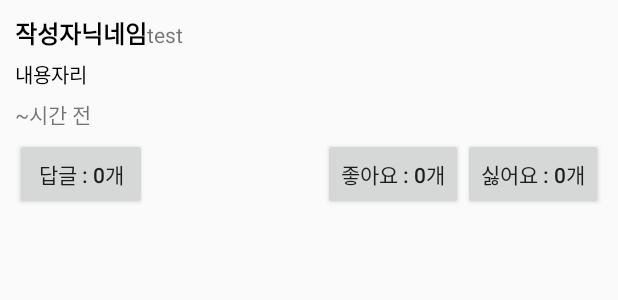
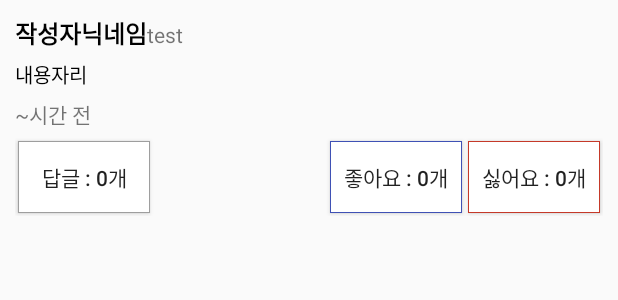
Before and after one commit to jsdev2013/APIPractice_20200615, an Android app: the layout topic_reply_list_item.xml on its own in the app's theme, with its tools: preview values and no code run, on a phone screen of 412 x 824 dp. Shown: the top 300 px of the screen. Run offline under Robolectric (Android 15) with nearby library versions, the phone set to English and light mode, and no system bars.

Commit message:
회색/파랑/빨강 테두리 추가

```diff
--- a/app/src/main/java/com/jisu/apipractice_20200615/EditReplyActivity.kt
+++ b/app/src/main/java/com/jisu/apipractice_20200615/EditReplyActivity.kt
@@ -13,6 +13,7 @@ import org.json.JSONObject
 
 class EditReplyActivity : BaseActivity() {
 
+    var mTopicId = -1
 
     override fun onCreate(savedInstanceState: Bundle?) {
         super.onCreate(savedInstanceState)
@@ -22,11 +23,6 @@ class EditReplyActivity : BaseActivity() {
     }
 
     override fun setupEvents() {
-
-    }
-
-    override fun setValues() {
-
         // 의견 작성 후 버튼 클릭
         // "정말 의견을 등록하시겠습니까? 한번 의견을 등록하면 투표를 변경할 수 없고, 내용을 수정할 수 없습니다."
         // 확인 누르면, 실제로 의견 등록 처리
@@ -34,19 +30,19 @@ class EditReplyActivity : BaseActivity() {
         postReplyBtn.setOnClickListener {
 
             val content = contentEdt.text.toString()
-            if(content.length < 5) {
-                Toast.makeText(mContext, "의견을 최소 5자 이상 쓰셔야 합니다.", Toast.LENGTH_SHORT).show()
+
+            if (content.length < 5) {
+                Toast.makeText(mContext, "의견은 최소 5자는 되어야 합니다.", Toast.LENGTH_SHORT).show()
                 return@setOnClickListener
             }
 
-            val topic_id = intent.getStringExtra("topicId")
-
-            val alert = AlertDialog.Builder(this)
-            alert.setTitle("의견 등록 확인")
+            val alert = AlertDialog.Builder(mContext)
+            alert.setTitle("의견 등록")
             alert.setMessage("정말 의견을 등록하시겠습니까? 한번 의견을 등록하면 투표를 변경할 수 없고, 내용을 수정할 수 없습니다.")
             alert.setPositiveButton("확인", DialogInterface.OnClickListener { dialog, which ->
 
-                ServerUtil.postRequestTopicReplay(mContext,  topic_id.toInt(), content, object: ServerUtil.JsonResponseHandler{
+                // 서버에 실제 요청
+                ServerUtil.postRequestTopicReplay(mContext, mTopicId, content, object : ServerUtil.JsonResponseHandler {
                     override fun onResponse(json: JSONObject) {
                         val code = json.getInt("code")
                         val message = json.getString("message")
@@ -54,19 +50,23 @@ class EditReplyActivity : BaseActivity() {
                         runOnUiThread {
                             if (code == 200) {
                                 Toast.makeText(mContext, message, Toast.LENGTH_SHORT).show()
+                            } else {
+                                Toast.makeText(mContext, "이미 의견을 등록한 사람입니다.", Toast.LENGTH_SHORT).show()
                             }
                         }
                     }
                 })
+
             })
+            alert.setNegativeButton("취소", null)
+            alert.show()
+        }
+    }
 
-            alert.setNegativeButton("취소", DialogInterface.OnClickListener { dialog, which -> null })
-            alert.show()
-
-            return@setOnClickListener
-        }
+    override fun setValues() {
 
         topicTitleTxt.text = intent.getStringExtra("topicTitle")
         mySideTitleTxt.text = intent.getStringExtra("mySideTitle")
+        mTopicId = intent.getIntExtra("topicId", -1)
     }
 }
--- a/app/src/main/java/com/jisu/apipractice_20200615/ViewTopicDetailActivity.kt
+++ b/app/src/main/java/com/jisu/apipractice_20200615/ViewTopicDetailActivity.kt
@@ -46,7 +46,7 @@ class ViewTopicDetailActivity : BaseActivity() {
             // 선택진영이 있을 때만(투표를 했어야만) 의견 작성 화면 이동
             mTopic.mySideInfo?.let {
                 var myIntent = Intent(mContext, EditReplyActivity::class.java)
-                myIntent.putExtra("topicId", mTopic.id)
+                myIntent.putExtra("topicId", mTopicId) // 질문: topic_id: 2? side_id: 5?
                 myIntent.putExtra("topicTitle", mTopic.title)
                 myIntent.putExtra("mySideTitle", it.title)
                 startActivity(myIntent)
@@ -129,4 +129,11 @@ class ViewTopicDetailActivity : BaseActivity() {
             }
         })
     }
+
+    override fun onResume() {
+        super.onResume()
+        // 화면이 다시 나타날때 마다 => 서버에서 주제 최신으로 갱신.
+        // 제대로 id값을 받아온 경우 => 서버에 해당 토픽 진행상황 조회
+        getTopicDetailFromServer()
+    }
 }
--- a/app/src/main/java/com/jisu/apipractice_20200615/adapters/TopicReplyAdapter.kt
+++ b/app/src/main/java/com/jisu/apipractice_20200615/adapters/TopicReplyAdapter.kt
@@ -1,18 +1,19 @@
 package com.jisu.apipractice_20200615.adapters
 
 import android.content.Context
+import android.os.Handler
+import android.os.Looper
 import android.view.LayoutInflater
 import android.view.View
 import android.view.ViewGroup
-import android.widget.*
-import com.bumptech.glide.Glide
+import android.widget.ArrayAdapter
+import android.widget.Button
+import android.widget.TextView
 import com.jisu.apipractice_20200615.R
-import com.jisu.apipractice_20200615.datas.Topic
 import com.jisu.apipractice_20200615.datas.TopicReply
 import com.jisu.apipractice_20200615.utils.ServerUtil
 import org.json.JSONObject
 import java.text.SimpleDateFormat
-import java.util.*
 
 class TopicReplyAdapter(
     val mContext:Context,
@@ -44,30 +45,48 @@ class TopicReplyAdapter(
 
         replyNickNameTxt.text = data.writer.nickname
         replyContentTxt.text = data.content
-        replyBtn.text = "답글 : ${data.replyCnt.toString()}개"
-        likeBtn.text = "좋아요 : ${data.likeCtn.toString()}개"
-        dislikeBtn.text = "싫어요 : ${data.dislikeCtn.toString()}개"
+
+        //  선택 진영 정보 반영
         selectedSideTitleTxt.text = "(${data.selectedSide.title})"
 
         val sdf = SimpleDateFormat("M월 d일 a h시 m분")
 
         replyTimeTxt.text = sdf.format(data.createdAt.time)
 
+        // 좋아요 / 싫어요 / 답글 갯수 표시
+        replyBtn.text = "답글 : ${data.replyCount.toString()}개"
+        likeBtn.text = "좋아요 : ${data.likeCount.toString()}개"
+        dislikeBtn.text = "싫어요 : ${data.dislikeCount.toString()}개"
+
         // 좋아요, 싫어요 클릭 이벤트
-        val likeOrDislistEvent = View.OnClickListener {
+        val likeOrDislikeEvent = View.OnClickListener {
             // 좋아요를 누르면 is_like - true
             // 싫어요를 누르면 is_like - false
             val isLike = it.id == R.id.likeBtn
 
-            ServerUtil.postRequestTopicReplyLike(mContext,  data.id, isLike, object: ServerUtil.JsonResponseHandler{
+            ServerUtil.postRequestReplyLikeOrDislike(mContext,  data.id, isLike, object: ServerUtil.JsonResponseHandler{
                 override fun onResponse(json: JSONObject) {
+                    // 목록을 뿌릴때 쓰는 data와 이름이 겹쳐서 변경 (dataObj) => data도 활용 예정
+                    val dataObj = json.getJSONObject("data")
+                    val reply = dataObj.getJSONObject("reply")
 
+                    // data변수 내부 값중 좋아요 /싫어요 갯수 변경
+                    data.likeCount = reply.getInt("like_count")
+                    data.dislikeCount = reply.getInt("dislike_count")
+
+                    // 리스트뷰에 뿌려지는 데이터에 내용 변경 => notifyDataSetChanged 필요
+                    // 어댑터변수.notify~ 실행. 어댑터변수 X.
+                    // 어댑터 내부에서는 직접 새로고침 가능 => runOnUiThread 필요
+                    // runUiThread 대체재
+                    Handler(Looper.getMainLooper()).post {
+                        notifyDataSetChanged()
+                    }
                 }
             })
         }
 
-        likeBtn.setOnClickListener(likeOrDislistEvent)
-        dislikeBtn.setOnClickListener(likeOrDislistEvent)
+        likeBtn.setOnClickListener(likeOrDislikeEvent)
+        dislikeBtn.setOnClickListener(likeOrDislikeEvent)
 
 //        완성된 row를 리스트뷰의 재료로 리턴
         return row
--- a/app/src/main/java/com/jisu/apipractice_20200615/datas/TopicReply.kt
+++ b/app/src/main/java/com/jisu/apipractice_20200615/datas/TopicReply.kt
@@ -12,14 +12,18 @@ class TopicReply {
     var sideId = 0
     var userId = 0
 
-    var likeCtn = 0
-    var dislikeCtn = 0
-    var replyCnt = 0
+    //  좋아요 / 싫어요 / 답글 갯수
+    var likeCount = 0
+    var dislikeCount = 0
+    var replyCount = 0
 
     lateinit var writer: User
 
     // 의견이 어떤 진영을 옹호하는지
     lateinit var selectedSide: TopicSide
+
+    var isMyLike = false
+    var isMyDislike = false
 
     // 속성일시를 시간 형태로 저장 변수 => 기본값: 현재일시
     val createdAt = Calendar.getInstance()
@@ -33,12 +37,6 @@ class TopicReply {
             tr.topicId = json.getInt("topic_id")
             tr.sideId = json.getInt("side_id")
             tr.userId = json.getInt("user_id")
-            tr.likeCtn = json.getInt("like_count")
-            tr.dislikeCtn = json.getInt("dislike_count")
-            tr.replyCnt = json.getInt("reply_count")
-
-            // 선택진영 정보 파싱 => selected_side JSON => topicSide 전화
-            tr.selectedSide = TopicSide.getTopicSideFromJson(json.getJSONObject("selected_side"))
 
             val userObject = json.getJSONObject("user")
             tr.writer = User.getUserFromJson(userObject)
@@ -54,6 +52,17 @@ class TopicReply {
             val timeOffset = myPhoneTimeZone.rawOffset / 1000 / 60 / 60
             tr.createdAt.add(Calendar.HOUR, timeOffset)
 
+            //  좋아요 / 싫어요 / 답글 갯수를 추가 파싱 => 목록 화면에 반영
+            tr.likeCount = json.getInt("like_count")
+            tr.dislikeCount = json.getInt("dislike_count")
+            tr.replyCount = json.getInt("reply_count")
+
+            // 선택진영 정보 파싱 => selected_side JSON => topicSide 전화
+            tr.selectedSide = TopicSide.getTopicSideFromJson(json.getJSONObject("selected_side"))
+
+            tr.isMyLike = json.getBoolean("my_like")
+            tr.isMyDislike = json.getBoolean("my_dislike")
+
             return tr
         }
     }
--- a/app/src/main/java/com/jisu/apipractice_20200615/utils/ServerUtil.kt
+++ b/app/src/main/java/com/jisu/apipractice_20200615/utils/ServerUtil.kt
@@ -304,6 +304,8 @@ class ServerUtil {
             val client = OkHttpClient()
             val urlString = "${BASE_URL}/topic_reply"
 
+            Log.d("formData topicId 내용", topicId.toString()) // test: topicId 내용: 4
+
             val formData = FormBody.Builder()
                 .add("topic_id", topicId.toString())
                 .add("content", content)
@@ -330,7 +332,7 @@ class ServerUtil {
         }
 
         //        의견/답글에 대한 좋아요, 싫어요 기능을 post 로 요청하는 함수
-        fun postRequestTopicReplyLike(context:Context, replyId:Int, isLike:Boolean, handler: JsonResponseHandler?) {
+        fun postRequestReplyLikeOrDislike(context:Context, replyId:Int, isLike:Boolean, handler: JsonResponseHandler?) {
 
             val client = OkHttpClient()
             val urlString = "${BASE_URL}/topic_reply_like"
--- /dev/null
+++ b/app/src/main/res/drawable/blue_border_box.xml
@@ -0,0 +1,61 @@
+<?xml version="1.0" encoding="utf-8"?>
+<selector xmlns:android="http://schemas.android.com/apk/res/android">
+
+    <item
+        android:state_pressed="false">
+
+        <layer-list>
+            <item>
+                <shape
+                    android:shape="rectangle">
+                    <solid
+                        android:color="@color/indigo"/>
+                </shape>
+            </item>
+
+            <item
+                android:top="1dp"
+                android:left="1dp"
+                android:right="1dp"
+                android:bottom="1dp">
+                <shape
+                    android:shape="rectangle">
+                    <solid
+                        android:color="@color/white"/>
+                </shape>
+            </item>
+        </layer-list>
+
+    </item>
+
+    <item
+        android:state_pressed="true">
+
+        <layer-list>
+            <item>
+                <shape
+                    android:shape="rectangle">
+                    <solid
+                        android:color="@color/indigo" />
+                </shape>
+            </item>
+
+            <item
+                android:top="1dp"
+                android:bottom="1dp"
+                android:right="1dp"
+                android:left="1dp">
+                <shape
+                    android:shape="rectangle">
+
+                    <solid
+                        android:color="@color/lightBlue"/>
+
+                </shape>
+            </item>
+        </layer-list>
+
+
+    </item>
+
+</selector>
--- /dev/null
+++ b/app/src/main/res/drawable/gray_border_box.xml
@@ -0,0 +1,61 @@
+<?xml version="1.0" encoding="utf-8"?>
+<selector xmlns:android="http://schemas.android.com/apk/res/android">
+
+    <item
+        android:state_pressed="false">
+
+        <layer-list>
+            <item>
+                <shape
+                    android:shape="rectangle">
+                    <solid
+                        android:color="@color/gray"/>
+                </shape>
+            </item>
+
+            <item
+                android:top="1dp"
+                android:left="1dp"
+                android:right="1dp"
+                android:bottom="1dp">
+                <shape
+                    android:shape="rectangle">
+                    <solid
+                        android:color="@color/white"/>
+                </shape>
+            </item>
+        </layer-list>
+
+    </item>
+
+    <item
+        android:state_pressed="true">
+
+        <layer-list>
+            <item>
+                <shape
+                    android:shape="rectangle">
+                    <solid
+                        android:color="@color/gray" />
+                </shape>
+            </item>
+
+            <item
+                android:top="1dp"
+                android:bottom="1dp"
+                android:right="1dp"
+                android:left="1dp">
+                <shape
+                    android:shape="rectangle">
+
+                    <solid
+                        android:color="@color/lightGray"/>
+
+                </shape>
+            </item>
+        </layer-list>
+
+
+    </item>
+
+</selector>
--- /dev/null
+++ b/app/src/main/res/drawable/red_border_box.xml
@@ -0,0 +1,61 @@
+<?xml version="1.0" encoding="utf-8"?>
+<selector xmlns:android="http://schemas.android.com/apk/res/android">
+
+    <item
+        android:state_pressed="false">
+
+        <layer-list>
+            <item>
+                <shape
+                    android:shape="rectangle">
+                    <solid
+                        android:color="@color/red"/>
+                </shape>
+            </item>
+
+            <item
+                android:top="1dp"
+                android:left="1dp"
+                android:right="1dp"
+                android:bottom="1dp">
+                <shape
+                    android:shape="rectangle">
+                    <solid
+                        android:color="@color/white"/>
+                </shape>
+            </item>
+        </layer-list>
+
+    </item>
+
+    <item
+        android:state_pressed="true">
+
+        <layer-list>
+            <item>
+                <shape
+                    android:shape="rectangle">
+                    <solid
+                        android:color="@color/red" />
+                </shape>
+            </item>
+
+            <item
+                android:top="1dp"
+                android:bottom="1dp"
+                android:right="1dp"
+                android:left="1dp">
+                <shape
+                    android:shape="rectangle">
+
+                    <solid
+                        android:color="@color/grapefruit"/>
+
+                </shape>
+            </item>
+        </layer-list>
+
+
+    </item>
+
+</selector>
--- a/app/src/main/res/layout/topic_reply_list_item.xml
+++ b/app/src/main/res/layout/topic_reply_list_item.xml
@@ -64,6 +64,8 @@
                 android:layout_width="wrap_content"
                 android:layout_height="wrap_content"
                 android:focusable="false"
+                android:background="@drawable/gray_border_box"
+                android:layout_margin="2dp"
                 android:text="답글 : 0개" />
 
             <TextView
@@ -76,6 +78,8 @@
                 android:layout_width="wrap_content"
                 android:layout_height="wrap_content"
                 android:focusable="false"
+                android:background="@drawable/blue_border_box"
+                android:layout_margin="2dp"
                 android:text="좋아요 : 0개" />
 
             <Button
@@ -83,6 +87,8 @@
                 android:layout_width="wrap_content"
                 android:layout_height="wrap_content"
                 android:focusable="false"
+                android:background="@drawable/red_border_box"
+                android:layout_margin="2dp"
                 android:text="싫어요 : 0개" />
 
         </LinearLayout>
--- a/app/src/main/res/values/colors.xml
+++ b/app/src/main/res/values/colors.xml
@@ -7,6 +7,8 @@
     <color name="black">#000000</color>
     <color name="yellow">#FFE793</color>
     <color name="blue">#419BF9</color>
+    <color name="deepBlue">#18A0FB</color>
+    <color name="lightBlue">#94D8F6</color>
     <color name="green">#4FEF90</color>
     <color name="orange">#FD6432</color>
     <color name="purple">#DAAADB</color>
@@ -16,6 +18,8 @@
     <color name="lightGreen">#ff8bc34a</color>
     <color name="deepOrange">#ffff5722</color>
     <color name="gray">#ff9e9e9e</color>
+    <color name="deepGray">#303030</color>
+    <color name="lightGray">#F0F0F0</color>
     <color name="white">#ffffff</color>
     <color name="red">#ffc53929</color>
 </resources>
```
